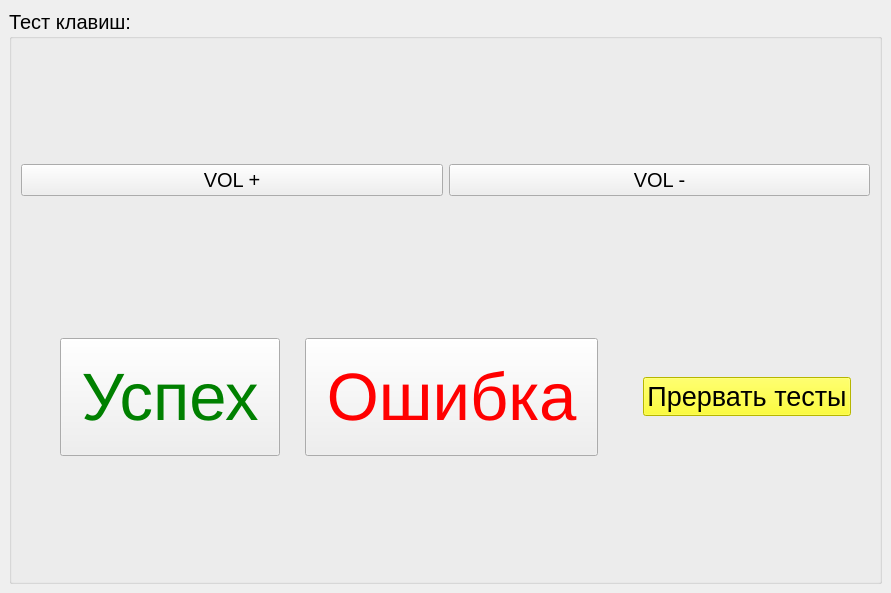
Before: the Qt Designer form ui/test_keys.ui in Mex93/MonoblockTests, drawn with Qt 5.
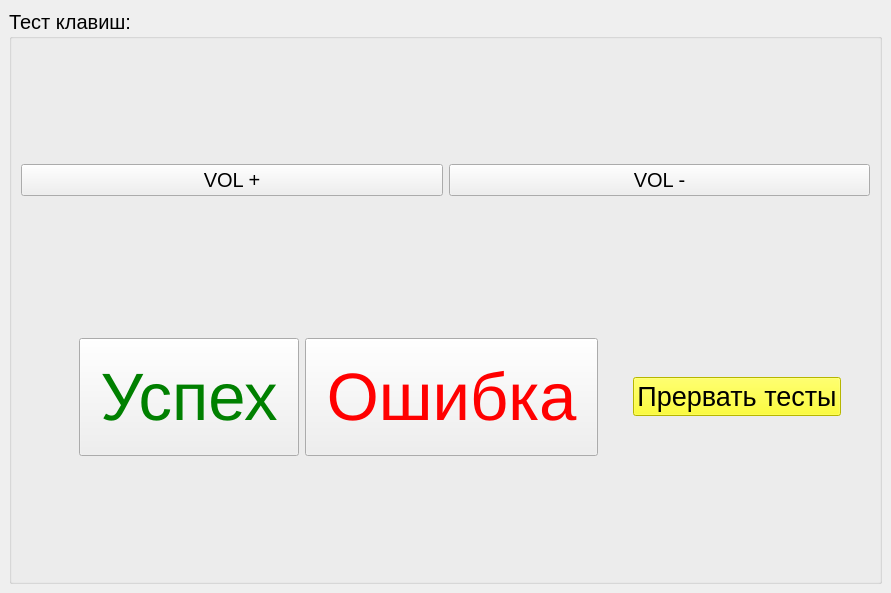
After: the same form once the commit is applied. Icons and pictures are not drawn.

Commit message: rebuild all tests gui, is process for rebuilding all for Danil

What changed in the file:
```diff
--- a/ui/test_keys.ui
+++ b/ui/test_keys.ui
@@ -119,19 +119,6 @@
              </property>
             </widget>
            </item>
-           <item>
-            <spacer name="horizontalSpacer_2">
-             <property name="orientation">
-              <enum>Qt::Orientation::Horizontal</enum>
-             </property>
-             <property name="sizeHint" stdset="0">
-              <size>
-               <width>40</width>
-               <height>20</height>
-              </size>
-             </property>
-            </spacer>
-           </item>
            <item>
             <widget class="QPushButton" name="pushButton_fail">
              <property name="font">
@@ -148,19 +135,6 @@
              </property>
             </widget>
            </item>
-           <item>
-            <spacer name="horizontalSpacer_4">
-             <property name="orientation">
-              <enum>Qt::Orientation::Horizontal</enum>
-             </property>
-             <property name="sizeHint" stdset="0">
-              <size>
-               <width>40</width>
-               <height>20</height>
-              </size>
-             </property>
-            </spacer>
-           </item>
            <item>
             <layout class="QHBoxLayout" name="horizontalLayout_4" stretch="0,0">
              <item>
```
The commit also changes 28 other files.
